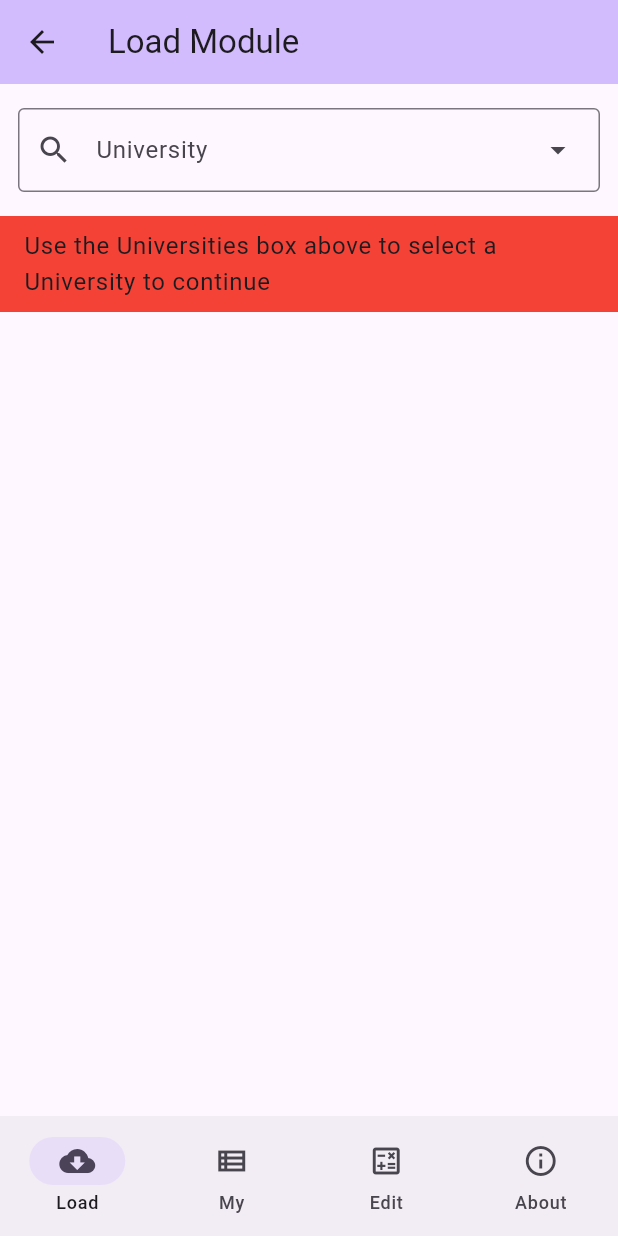
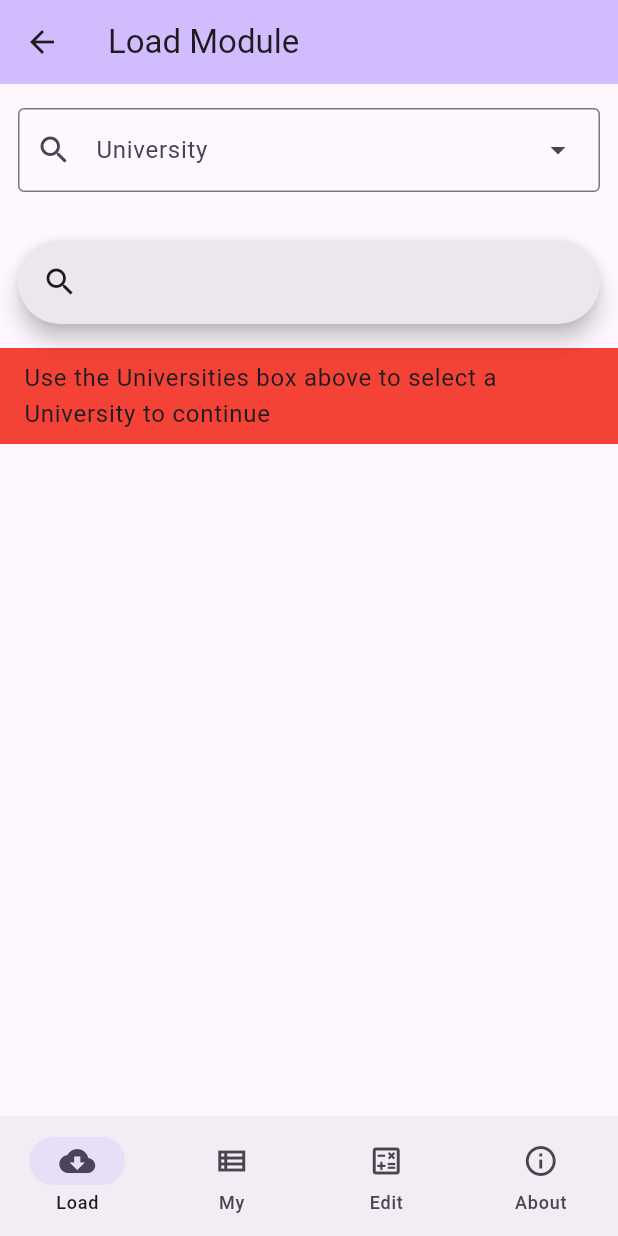
Before and after one commit to ThomasBoxall/module-grade-calculator-v2, a Flutter app: the LoadModulePage screen opened by its route, on a phone screen of 412 x 824 dp. Run offline on Flutter 3.47's test engine with Material 2 defaults, Android fonts, the phone set to English and light mode, and no system bars; our stand-ins replace hive, hive_flutter; accounts and stored records are empty.

Commit message:
change assessmentPercentageOfModule to be a double; add search to LoadModulePage

```diff
--- a/lib/cls/Assessment.dart
+++ b/lib/cls/Assessment.dart
@@ -9,7 +9,7 @@ class Assessment{
   @HiveField(0)
   String assessmentName;
   @HiveField(1)
-  int assessmentPercentageOfModule;
+  double assessmentPercentageOfModule;
   @HiveField(2)
   double markPercentageOfAssessment;
   @HiveField(3)
@@ -42,7 +42,7 @@ class Assessment{
   factory Assessment.fromJson(Map<String, dynamic> json){
     return Assessment(
       json['assessmentName'] as String,
-      json['assessmentPercentageOfModule'] as int,
+      json['assessmentPercentageOfModule'] as double,
       json['markPercentageOfAssessment'] as double,
       json['assessmentType'] as String,
       json['taken'] as bool
--- a/lib/cls/Module.dart
+++ b/lib/cls/Module.dart
@@ -81,9 +81,9 @@ class Module{
   IconData getAssessmentIcon(int index) => assessmentTypes[assessments[index].assessmentType]!.icon;
 
   /// Returns the overall assessment percentage for taken assessments for a given module
-  int getAssessmentTotalAssValue(){
+  double getAssessmentTotalAssValue(){
     /// Function to return the overall assessment percentage for a given module.
-    int total = 0;
+    double total = 0;
     for(int i=0; i<assessments.length; i++){
       print(assessments[i].assessmentPercentageOfModule);
       if(assessments[i].taken){
--- a/lib/page/LoadModulePage.dart
+++ b/lib/page/LoadModulePage.dart
@@ -19,6 +19,8 @@ class _LoadModulePageState extends State<LoadModulePage> {
 
   String selectedUniversity = "null";
 
+  String searchTerm = "";
+
   List<DropdownMenuEntry<String>> buildListModulesUniversityFilterItems(){
     List<DropdownMenuEntry<String>> universityFilterItems = [];
     universities.forEach((key, value){
@@ -31,10 +33,10 @@ class _LoadModulePageState extends State<LoadModulePage> {
     return universityFilterItems;
   }
 
-  List<Widget> getModulesToShow(){
+  List<Widget> getModulesToShow(String searchParam){
     List<Widget> widgets = [];
     for(int i=0; i<templateModules.length; i++){
-      if(templateModules[i].university == selectedUniversity){
+      if(templateModules[i].university == selectedUniversity && (templateModules[i].moduleName!.toLowerCase().contains(searchParam) || templateModules[i].moduleCode!.toLowerCase().contains(searchParam))){
         // only render template module if it belongs to current university
         widgets.add(ListTile(
           title: Text(templateModules[i].moduleName!),
@@ -67,7 +69,6 @@ class _LoadModulePageState extends State<LoadModulePage> {
 
     return Scaffold(
       appBar: AppBar(
-
         backgroundColor: Theme.of(context).colorScheme.inversePrimary,
         title: const Text("Load Module"),
       ),
@@ -97,9 +98,23 @@ class _LoadModulePageState extends State<LoadModulePage> {
                 ),
               ),
             ),
+            Padding(
+              padding: const EdgeInsets.symmetric(horizontal: 12, vertical: 16),
+              child: SearchBar(
+                leading: const Icon(Icons.search),
+                padding: const MaterialStatePropertyAll<EdgeInsets>(
+                  EdgeInsets.symmetric(horizontal: 16.0)
+                ),
+                onChanged: (value){
+                  setState(() {
+                    searchTerm = value.toLowerCase();
+                  });
+                }
+              )
+            ),
             Expanded(
               child: ListView(
-                children: getModulesToShow()
+                children: getModulesToShow(searchTerm)
               )
             )
           ]
```
Also changed, not shown: assets/templateModules.json (+9 -9 lines), lib/page/AddEditPage.dart (+12 -10 lines), lib/cls/Assessment.g.dart, 1 other file.
